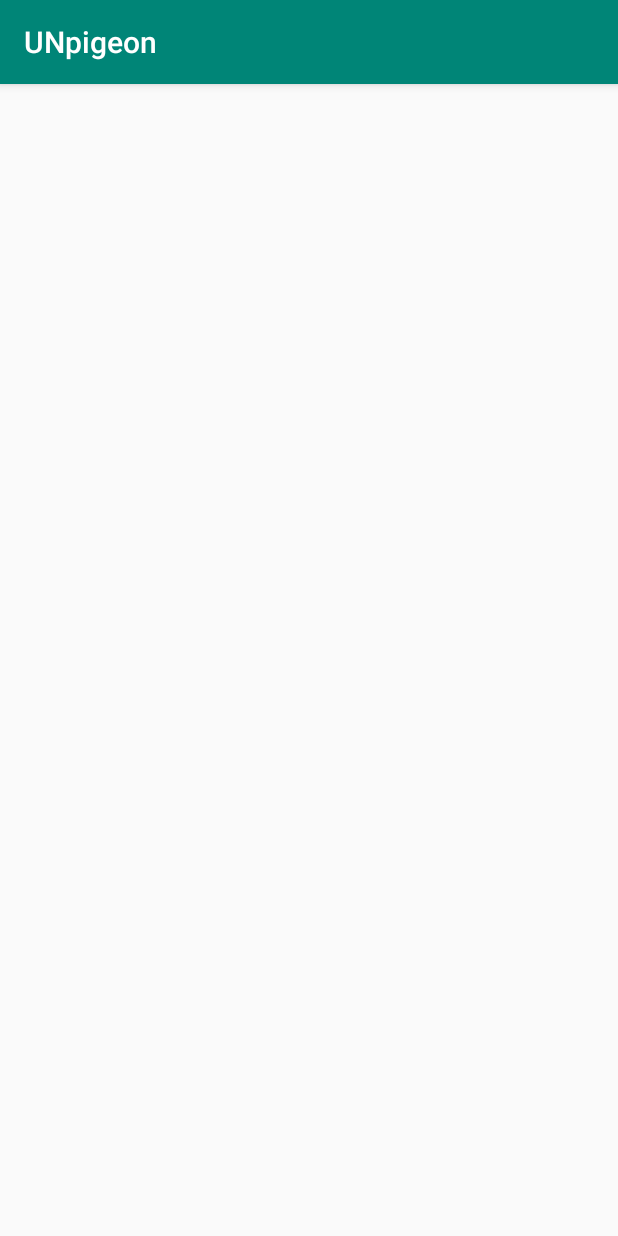
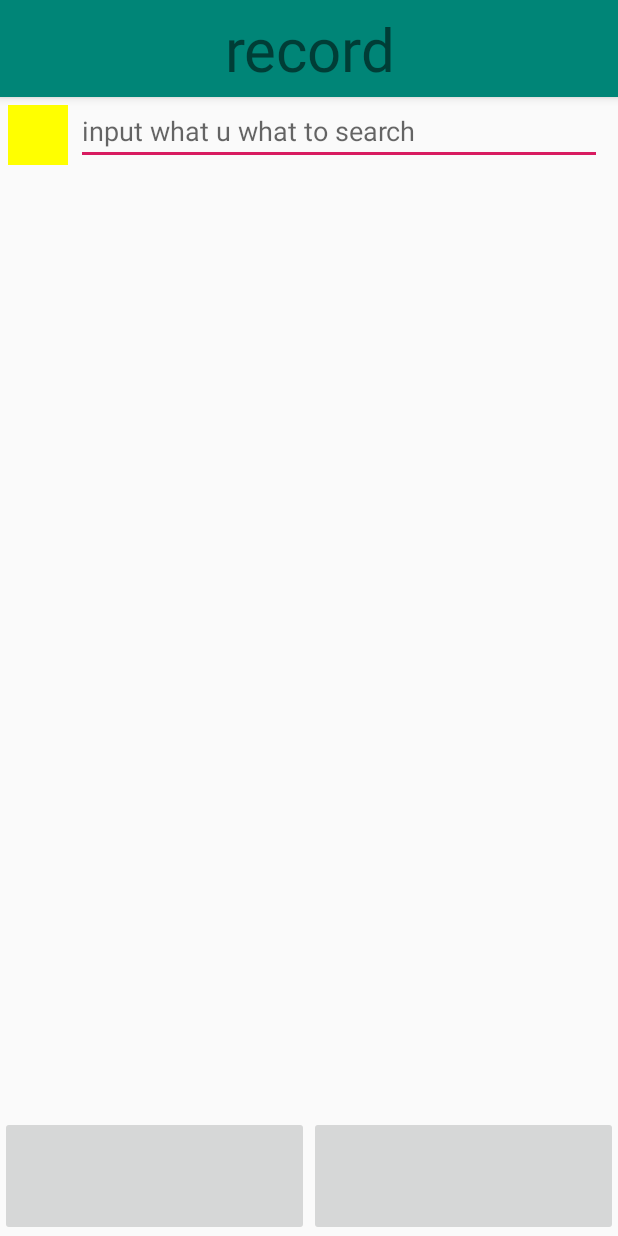
Before and after one commit to HurricaneSeller/SweetsCollection, an Android app: the ListenActivity screen opened directly, with no data from a screen before it, on a phone screen of 412 x 824 dp. Run offline under Robolectric (Android 15) with nearby library versions, the phone set to English and light mode, and no system bars.

Commit message:
base ui in list-fra waited to be finished

```diff
--- a/app/src/main/java/com/example/unpigeon/main/piece/BaseAdapter.java
+++ b/app/src/main/java/com/example/unpigeon/BaseAdapter.java
@@ -1,4 +1,4 @@
-package com.example.unpigeon.main.piece;
+package com.example.unpigeon;
 
 import android.content.Intent;
 import android.view.LayoutInflater;
@@ -7,7 +7,6 @@ import android.view.ViewGroup;
 import android.widget.Button;
 import android.widget.TextView;
 
-import com.example.unpigeon.R;
 import com.example.unpigeon.record.RecordActivity;
 
 import java.util.List;
--- a/app/src/main/java/com/example/unpigeon/main/piece/VoicePieceTask.java
+++ b/app/src/main/java/com/example/unpigeon/VoicePieceTask.java
@@ -1,4 +1,4 @@
-package com.example.unpigeon.main.piece;
+package com.example.unpigeon;
 
 import androidx.annotation.Nullable;
 
--- a/app/src/main/java/com/example/unpigeon/listen/ListenActivity.java
+++ b/app/src/main/java/com/example/unpigeon/listen/ListenActivity.java
@@ -1,16 +1,45 @@
 package com.example.unpigeon.listen;
-
-import androidx.appcompat.app.AppCompatActivity;
 
 import android.os.Bundle;
 
 import com.example.unpigeon.R;
+import com.example.unpigeon.listen.list.ListFragment;
+import com.example.unpigeon.listen.list.ListPresenter;
+import com.example.unpigeon.listen.play.PlayPresenter;
+
+import androidx.appcompat.app.ActionBar;
+import androidx.appcompat.app.AppCompatActivity;
+import androidx.fragment.app.Fragment;
+import androidx.fragment.app.FragmentManager;
+import androidx.fragment.app.FragmentTransaction;
 
 public class ListenActivity extends AppCompatActivity {
+    private ListPresenter mListPresenter;
+    private PlayPresenter mPlayPresenter;
 
     @Override
     protected void onCreate(Bundle savedInstanceState) {
         super.onCreate(savedInstanceState);
         setContentView(R.layout.activity_listen);
+        hideActionbar();
+        setListFragment();
     }
+
+
+    private void hideActionbar() {
+        ActionBar actionBar = getSupportActionBar();
+        if (actionBar != null) {
+            actionBar.hide();
+        }
+    }
+    private void setListFragment() {
+        ListFragment listFragment = new ListFragment();
+        mListPresenter = new ListPresenter(listFragment);
+        FragmentManager manager = getSupportFragmentManager();
+        FragmentTransaction transaction = manager.beginTransaction();
+        transaction.addToBackStack("first-stack");
+        transaction.replace(R.id.listen_main_frame_layout, listFragment);
+        transaction.commit();
+    }
+
 }
--- a/app/src/main/java/com/example/unpigeon/listen/list/ListFragment.java
+++ b/app/src/main/java/com/example/unpigeon/listen/list/ListFragment.java
@@ -8,13 +8,17 @@ import androidx.fragment.app.Fragment;
 import android.view.LayoutInflater;
 import android.view.View;
 import android.view.ViewGroup;
+import android.widget.ImageButton;
 
 import com.example.unpigeon.R;
+import com.example.unpigeon.listen.ListenContract;
 
 /**
  * A simple {@link Fragment} subclass.
  */
-public class ListFragment extends Fragment {
+public class ListFragment extends Fragment implements ListenContract.ListView {
+    private ImageButton mTaskButton;
+    private ImageButton mRecordButton;//cannot be reached;
 
 
     public ListFragment() {
@@ -29,4 +33,7 @@ public class ListFragment extends Fragment {
         return inflater.inflate(R.layout.fragment_list, container, false);
     }
 
+    private void init() {
+
+    }
 }
--- a/app/src/main/java/com/example/unpigeon/listen/list/ListPresenter.java
+++ b/app/src/main/java/com/example/unpigeon/listen/list/ListPresenter.java
@@ -1,4 +1,11 @@
 package com.example.unpigeon.listen.list;
 
+import com.example.unpigeon.listen.ListenContract;
+
 public class ListPresenter {
+    private final ListenContract.ListView mListView;
+
+    public ListPresenter(ListenContract.ListView listView) {
+        mListView = listView;
+    }
 }
--- a/app/src/main/java/com/example/unpigeon/main/MainActivity.java
+++ b/app/src/main/java/com/example/unpigeon/main/MainActivity.java
@@ -13,8 +13,8 @@ import android.widget.ImageButton;
 
 import com.example.unpigeon.R;
 import com.example.unpigeon.listen.ListenActivity;
-import com.example.unpigeon.main.piece.BaseAdapter;
-import com.example.unpigeon.main.piece.VoicePieceTask;
+import com.example.unpigeon.BaseAdapter;
+import com.example.unpigeon.VoicePieceTask;
 
 import java.util.ArrayList;
 import java.util.List;
--- a/app/src/main/res/layout/activity_listen.xml
+++ b/app/src/main/res/layout/activity_listen.xml
@@ -5,5 +5,8 @@
     android:layout_width="match_parent"
     android:layout_height="match_parent"
     tools:context=".listen.ListenActivity">
-
+    <FrameLayout
+        android:id="@+id/listen_main_frame_layout"
+        android:layout_width="match_parent"
+        android:layout_height="match_parent"/>
 </androidx.constraintlayout.widget.ConstraintLayout>
--- /dev/null
+++ b/app/src/main/res/layout/bottom_choose_layout.xml
@@ -0,0 +1,18 @@
+<?xml version="1.0" encoding="utf-8"?>
+<!--should be used in relative-layout, or need more constraint conditions-->
+<LinearLayout xmlns:android="http://schemas.android.com/apk/res/android"
+    android:layout_width="match_parent"
+    android:layout_height="80dp"
+    android:layout_alignParentBottom="true">
+    <ImageButton
+        android:id="@+id/main_task"
+        android:layout_width="0dp"
+        android:layout_height="match_parent"
+        android:layout_weight="1" />
+
+    <ImageButton
+        android:id="@+id/main_record"
+        android:layout_width="0dp"
+        android:layout_height="match_parent"
+        android:layout_weight="1" />
+</LinearLayout>
--- a/app/src/main/res/layout/fragment_list.xml
+++ b/app/src/main/res/layout/fragment_list.xml
@@ -1,14 +1,45 @@
 <?xml version="1.0" encoding="utf-8"?>
-<FrameLayout xmlns:android="http://schemas.android.com/apk/res/android"
+<RelativeLayout xmlns:android="http://schemas.android.com/apk/res/android"
     xmlns:tools="http://schemas.android.com/tools"
     android:layout_width="match_parent"
     android:layout_height="match_parent"
     tools:context=".listen.list.ListFragment">
+    <com.google.android.material.appbar.AppBarLayout
+        android:id="@+id/fra_list_bar"
+        android:layout_alignParentTop="true"
+        android:layout_width="match_parent"
+        android:layout_height="wrap_content">
+        <TextView
+            android:layout_margin="5dp"
+            android:textSize="40sp"
+            android:gravity="center"
+            android:layout_gravity="center"
+            android:text="record"
+            android:layout_width="match_parent"
+            android:layout_height="wrap_content" />
+    </com.google.android.material.appbar.AppBarLayout>
+    <LinearLayout
+        android:id="@+id/fra_list_search"
+        android:layout_margin="5dp"
+        android:layout_below="@id/fra_list_bar"
+        android:layout_width="match_parent"
+        android:layout_height="wrap_content">
+        <ImageView
+            android:background="#fff0"
+            android:layout_width="40dp"
+            android:layout_height="40dp" />
 
-    <!-- TODO: Update blank fragment layout -->
-    <TextView
+        <EditText
+            android:layout_marginStart="5dp"
+            android:layout_marginEnd="5dp"
+            android:hint="input what u what to search"
+            android:layout_width="match_parent"
+            android:layout_height="match_parent" />
+    </LinearLayout>
+    <androidx.recyclerview.widget.RecyclerView
+        android:id="@+id/fra_list_recycler_view"
+        android:layout_below="@id/fra_list_search"
         android:layout_width="match_parent"
-        android:layout_height="match_parent"
-        android:text="@string/hello_blank_fragment" />
-
-</FrameLayout>
+        android:layout_height="match_parent"/>
+    <include layout="@layout/bottom_choose_layout"/>
+</RelativeLayout>
```
Also changed, not shown: app/src/main/java/com/example/unpigeon/listen/list/RecordPiece.java (added, +23 -0 lines), app/src/main/java/com/example/unpigeon/listen/list/SlipAdapter.java (added, +38 -0 lines), app/src/main/res/layout/activity_main.xml (+20 -31 lines).
